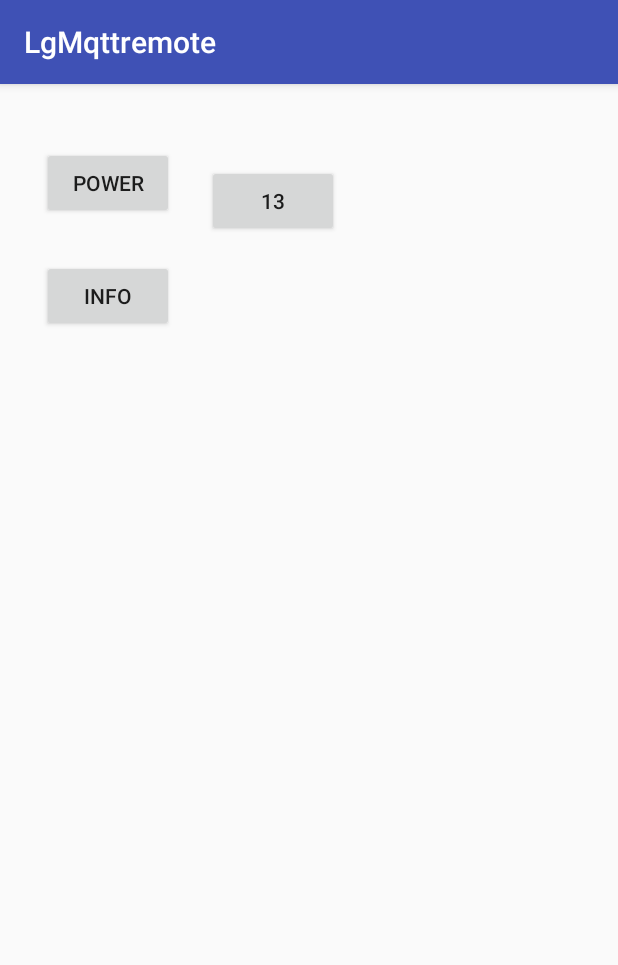
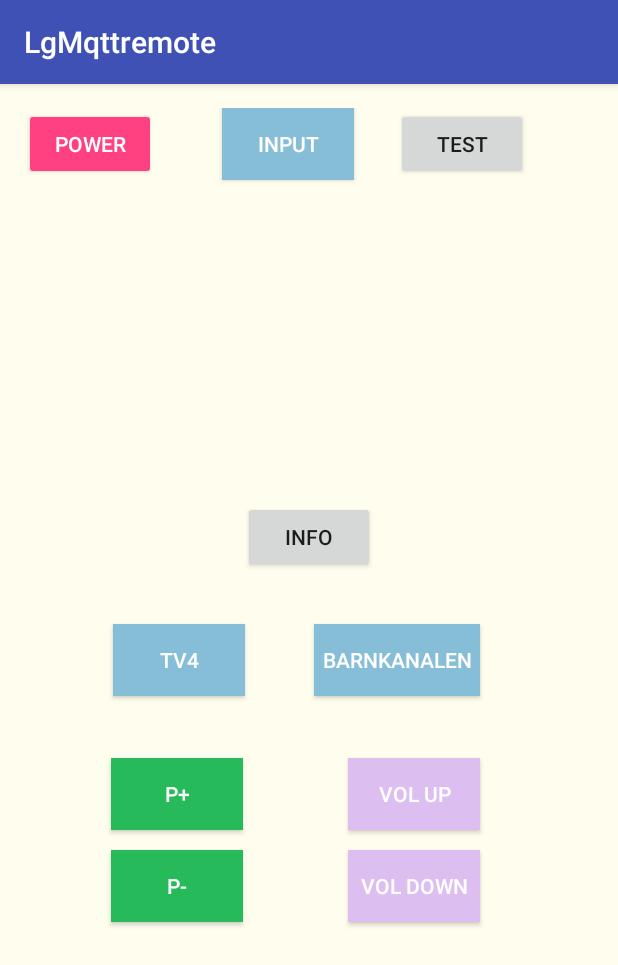
Before and after one commit to bphermansson/LgMqttremote, an Android app: the screen it shows after launch (MainActivity), on a phone screen of 412 x 824 dp. Shown: the top 965 px of the screen. Run offline under Robolectric (Android 15) with nearby library versions, the phone set to English and light mode, and no system bars.

Commit message:
More buttons

```diff
--- a/app/src/main/res/layout/activity_main.xml
+++ b/app/src/main/res/layout/activity_main.xml
@@ -8,36 +8,119 @@
     android:paddingLeft="@dimen/activity_horizontal_margin"
     android:paddingRight="@dimen/activity_horizontal_margin"
     android:paddingTop="@dimen/activity_vertical_margin"
-    tools:context="nu.paheco.patrik.lgmqttremote.MainActivity">
+    tools:context="nu.paheco.patrik.lgmqttremote.MainActivity"
+    android:background="#FFFEEE">
+
 
     <Button
         android:text="Power"
+        android:id="@+id/btnPower"
+        android:onClick="btnClick"
         android:layout_width="wrap_content"
         android:layout_height="wrap_content"
-        android:layout_marginStart="12dp"
-        android:id="@+id/btnPower"
+        style="@style/Widget.AppCompat.Button.Colored" />
+
+    <Button
+        android:text="TV4"
+        android:layout_width="wrap_content"
+        android:layout_height="wrap_content"
+        android:id="@+id/btn4"
+        android:onClick="btnClick"
+        android:layout_centerVertical="true"
         android:layout_alignParentStart="true"
-        android:layout_marginTop="26dp"
-        android:onClick="btnClick" />
+        android:layout_marginStart="59dp"
+        style="@style/Widget.AppCompat.Button.Colored"
+        android:background="@color/btn" />
+
+    <Button
+            android:text="Barnkanalen"
+            android:layout_width="wrap_content"
+            android:layout_height="wrap_content"
+            android:id="@+id/btn13"
+            android:onClick="btnClick"
+        android:layout_alignBaseline="@+id/btn4"
+        android:layout_alignBottom="@+id/btn4"
+        android:layout_toEndOf="@+id/btn4"
+        android:layout_marginStart="46dp"
+        style="@style/Widget.AppCompat.Button.Colored"
+        android:background="@color/btn"
+        android:padding="5dp" />
 
     <Button
         android:text="Info"
         android:layout_width="wrap_content"
         android:layout_height="wrap_content"
-        android:layout_below="@+id/btnPower"
-        android:layout_alignStart="@+id/btnPower"
-        android:layout_marginTop="27dp"
         android:id="@+id/btnInfo"
+        android:onClick="btnClick"
+        android:layout_above="@+id/btn4"
+        android:layout_centerHorizontal="true"
+        android:layout_marginBottom="34dp" />
+
+    <Button
+        android:text="Input"
+        android:layout_width="wrap_content"
+        android:layout_height="wrap_content"
+        android:id="@+id/btnInput"
+        android:layout_alignEnd="@+id/btnInfo"
+        android:layout_marginEnd="14dp"
+        android:layout_alignParentTop="true"
+        android:onClick="btnClick (MainActivity)"
+        style="@style/Widget.AppCompat.Button.Colored"
+        android:background="@color/btn" />
+
+    <Button
+        android:text="test"
+        android:layout_width="wrap_content"
+        android:layout_height="wrap_content"
+        android:layout_alignParentTop="true"
+        android:layout_toEndOf="@+id/btnInput"
+        android:layout_marginStart="14dp"
+        android:id="@+id/test"
         android:onClick="btnClick" />
 
     <Button
-        android:text="13"
+        android:text="P+"
         android:layout_width="wrap_content"
         android:layout_height="wrap_content"
-        android:layout_marginStart="22dp"
-        android:id="@+id/btn13"
-        android:layout_marginTop="12dp"
-        android:onClick="btnClick"
-        android:layout_alignTop="@+id/btnPower"
-        android:layout_toEndOf="@+id/btnPower" />
+        android:layout_marginTop="41dp"
+        android:id="@+id/Pup"
+        android:layout_below="@+id/btn4"
+        android:layout_toStartOf="@+id/btnInfo"
+        android:onClick="btnClick (MainActivity)"
+        style="@style/Widget.AppCompat.Button.Colored"
+        android:background="@color/btnPgm" />
+
+    <Button
+        android:text="P-"
+        android:layout_width="wrap_content"
+        android:layout_height="wrap_content"
+        android:layout_marginTop="13dp"
+        android:id="@+id/Pdwn"
+        android:layout_below="@+id/Pup"
+        android:layout_alignStart="@+id/Pup"
+        android:onClick="btnClick (MainActivity)"
+        style="@style/Widget.AppCompat.Button.Colored"
+        android:background="@color/btnPgm" />
+
+    <Button
+        android:text="Vol up"
+        android:layout_width="wrap_content"
+        android:layout_height="wrap_content"
+        android:layout_alignTop="@+id/Pup"
+        android:layout_alignEnd="@+id/btn13"
+        android:id="@+id/volup"
+        android:onClick="btnClick (MainActivity)"
+        style="@style/Widget.AppCompat.Button.Colored"
+        android:background="@color/btnVol" />
+
+    <Button
+        android:text="Vol down"
+        android:layout_width="wrap_content"
+        android:layout_height="wrap_content"
+        android:layout_alignTop="@+id/Pdwn"
+        android:layout_alignStart="@+id/volup"
+        android:id="@+id/voldwn"
+        android:onClick="btnClick (MainActivity)"
+        style="@style/Widget.AppCompat.Button.Colored"
+        android:background="@color/btnVol" />
 </RelativeLayout>
--- a/app/src/main/res/values/colors.xml
+++ b/app/src/main/res/values/colors.xml
@@ -3,4 +3,7 @@
     <color name="colorPrimary">#3F51B5</color>
     <color name="colorPrimaryDark">#303F9F</color>
     <color name="colorAccent">#FF4081</color>
+    <color name="btn">#87bed7</color>
+    <color name="btnPgm">#27ba5a</color>
+    <color name="btnVol">#ddbef1</color>
 </resources>
```
Also changed, not shown: app/src/main/java/nu/paheco/patrik/lgmqttremote/MainActivity.java (+55 -5 lines).
